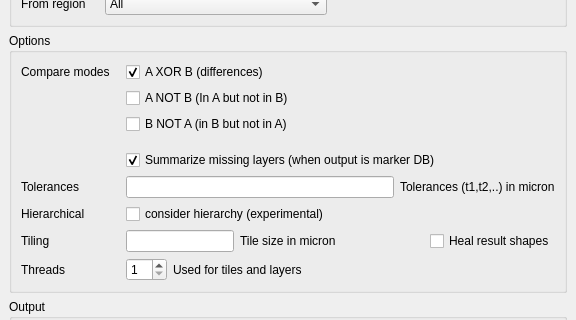
The window that eda-klayout/src/plugins/tools/xor/lay_plugin/XORToolDialog.ui (tolgauye/GMOS) describes before a commit, drawn with Qt 5; both pictures show x 0 to 576 and y 149 to 469 of the 576 by 649 pixel window.
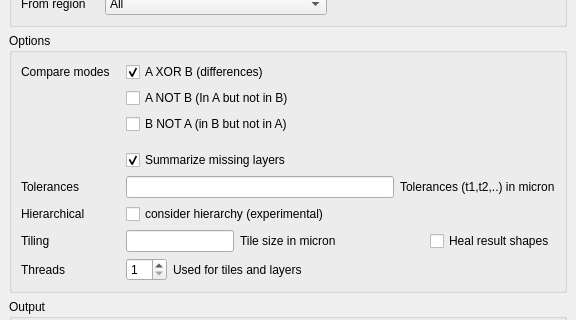
The same window after the commit. Custom widgets are drawn as their Qt base class.

```diff
--- a/eda-klayout/src/plugins/tools/xor/lay_plugin/XORToolDialog.ui
+++ b/eda-klayout/src/plugins/tools/xor/lay_plugin/XORToolDialog.ui
@@ -341,7 +341,7 @@
       <item row="4" column="1" colspan="2">
        <widget class="QCheckBox" name="summarize_cb">
         <property name="text">
-         <string>Summarize missing layers (when output is marker DB)</string>
+         <string>Summarize missing layers</string>
         </property>
         <property name="checked">
          <bool>true</bool>
```
